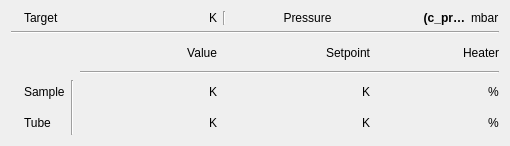
Old version of the form nicos_mlz/spheres/gui/temperature.ui in the repository mlz-ictrl/nicos.
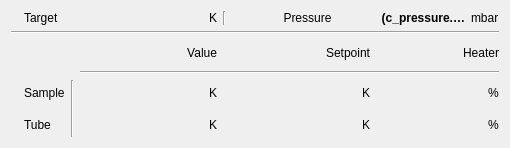
New version of the form. Custom widgets are drawn as their Qt base class.

Patch:
```diff
--- a/nicos_mlz/spheres/gui/temperature.ui
+++ b/nicos_mlz/spheres/gui/temperature.ui
@@ -7,7 +7,7 @@
     <x>0</x>
     <y>0</y>
     <width>510</width>
-    <height>146</height>
+    <height>148</height>
    </rect>
   </property>
   <property name="sizePolicy">
@@ -483,7 +483,7 @@
         </font>
        </property>
        <property name="text">
-        <string>(c_pr…</string>
+        <string>(c_pressure.…</string>
        </property>
        <property name="alignment">
         <set>Qt::AlignRight|Qt::AlignTrailing|Qt::AlignVCenter</set>
```
Left out of the diff: 4 changed lines with no effect on the pictures.
